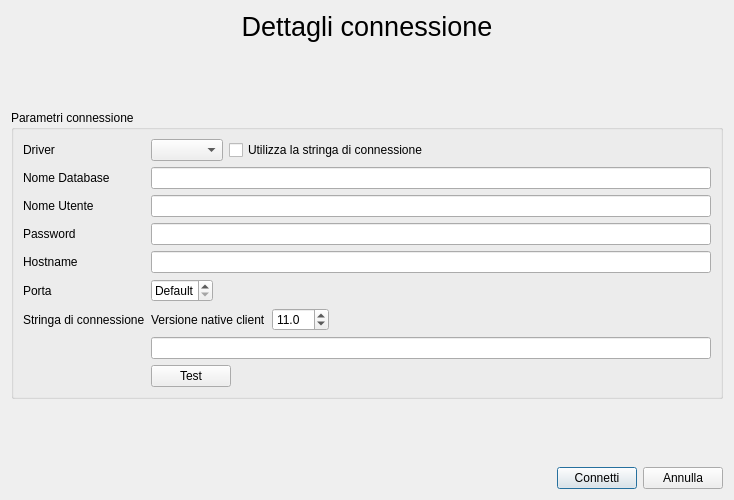
Above: dialogs/sqlconnectiondialog.ui from riccardopenco/DbStressTest before the change. Below: the same form after it.
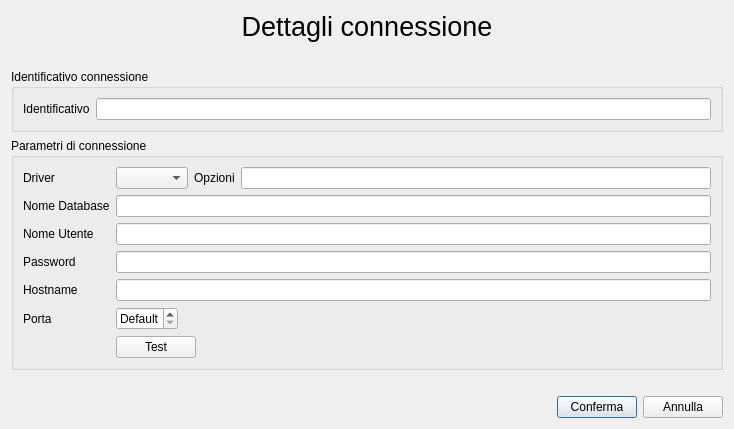
That is the form after the change.

```diff
--- a/dialogs/sqlconnectiondialog.ui
+++ b/dialogs/sqlconnectiondialog.ui
@@ -7,7 +7,7 @@
     <x>0</x>
     <y>0</y>
     <width>734</width>
-    <height>500</height>
+    <height>429</height>
    </rect>
   </property>
   <property name="windowTitle">
@@ -44,14 +44,67 @@
        </property>
       </spacer>
      </item>
+     <item>
+      <widget class="QGroupBox" name="groupBox_2">
+       <property name="title">
+        <string>Identificativo connessione</string>
+       </property>
+       <layout class="QVBoxLayout" name="verticalLayout_2">
+        <item>
+         <layout class="QHBoxLayout" name="horizontalLayout_7">
+          <item>
+           <widget class="QLabel" name="label_9">
+            <property name="text">
+             <string>Identificativo</string>
+            </property>
+           </widget>
+          </item>
+          <item>
+           <widget class="QLineEdit" name="name"/>
+          </item>
+         </layout>
+        </item>
+       </layout>
+      </widget>
+     </item>
      <item>
       <widget class="QGroupBox" name="groupBox">
        <property name="title">
-        <string>Parametri connessione</string>
+        <string>Parametri di connessione</string>
        </property>
        <layout class="QHBoxLayout" name="horizontalLayout_4">
         <item>
          <layout class="QFormLayout" name="formLayout">
+          <item row="0" column="0">
+           <widget class="QLabel" name="label_4">
+            <property name="text">
+             <string>Driver</string>
+            </property>
+            <property name="buddy">
+             <cstring>driver</cstring>
+            </property>
+           </widget>
+          </item>
+          <item row="0" column="1">
+           <layout class="QHBoxLayout" name="horizontalLayout_3">
+            <item>
+             <widget class="QComboBox" name="driver"/>
+            </item>
+            <item>
+             <widget class="QLabel" name="label_8">
+              <property name="text">
+               <string>Opzioni</string>
+              </property>
+              <property name="buddy">
+               <cstring>connectionOptions</cstring>
+              </property>
+             </widget>
+            </item>
+            <item>
+             <widget class="QLineEdit" name="connectionOptions"/>
+            </item>
+           </layout>
+          </item>
           <item row="1" column="0">
            <widget class="QLabel" name="label">
             <property name="text">
@@ -145,44 +198,7 @@
             </item>
            </layout>
           </item>
-          <item row="0" column="0">
-           <widget class="QLabel" name="label_4">
-            <property name="text">
-             <string>Driver</string>
-            </property>
-            <property name="buddy">
-             <cstring>driver</cstring>
-            </property>
-           </widget>
-          </item>
-          <item row="0" column="1">
-           <layout class="QHBoxLayout" name="horizontalLayout_3">
-            <item>
-             <widget class="QComboBox" name="driver"/>
-            </item>
-            <item>
-             <widget class="QCheckBox" name="useConnectionString">
-              <property name="text">
-               <string>Utilizza la stringa di connessione</string>
-              </property>
-             </widget>
-            </item>
-            <item>
-             <spacer name="horizontalSpacer_3">
-              <property name="orientation">
-               <enum>Qt::Horizontal</enum>
-              </property>
-              <property name="sizeHint" stdset="0">
-               <size>
-                <width>40</width>
-                <height>20</height>
-               </size>
-              </property>
-             </spacer>
-            </item>
-           </layout>
-          </item>
-          <item row="8" column="1">
+          <item row="6" column="1">
            <layout class="QHBoxLayout" name="horizontalLayout_6">
             <item>
              <widget class="QPushButton" name="buttonTest">
@@ -213,50 +229,6 @@
             </item>
            </layout>
           </item>
-          <item row="7" column="1">
-           <widget class="QLineEdit" name="connectionString"/>
-          </item>
-          <item row="6" column="1">
-           <layout class="QHBoxLayout" name="horizontalLayout_7">
-            <item>
-             <widget class="QLabel" name="label_10">
-              <property name="text">
-               <string>Versione native client</string>
-              </property>
-             </widget>
-            </item>
-            <item>
-             <widget class="QDoubleSpinBox" name="nativeClientVersion">
-              <property name="decimals">
-               <number>1</number>
-              </property>
-              <property name="value">
-               <double>11.000000000000000</double>
-              </property>
-             </widget>
-            </item>
-            <item>
-             <spacer name="horizontalSpacer_5">
-              <property name="orientation">
-               <enum>Qt::Horizontal</enum>
-              </property>
-              <property name="sizeHint" stdset="0">
-               <size>
-                <width>40</width>
-                <height>20</height>
-               </size>
-              </property>
-             </spacer>
-            </item>
-           </layout>
-          </item>
-          <item row="6" column="0">
-           <widget class="QLabel" name="label_9">
-            <property name="text">
-             <string>Stringa di connessione</string>
-            </property>
-           </widget>
-          </item>
          </layout>
         </item>
        </layout>
@@ -293,7 +265,7 @@
        <item>
         <widget class="QPushButton" name="buttonConnect">
          <property name="text">
-          <string>Connetti</string>
+          <string>Conferma</string>
          </property>
          <property name="default">
           <bool>true</bool>
```
Left out of the diff: 36 changed lines with no effect on the pictures.
